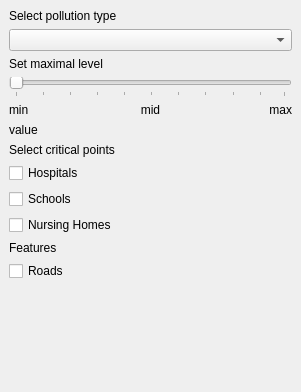
sticx/Air-pollution-Rotterdam, file plugins/PluginForAirqInRotterdam/airq_rotterdam_dockwidget_base.ui: the form before one commit.
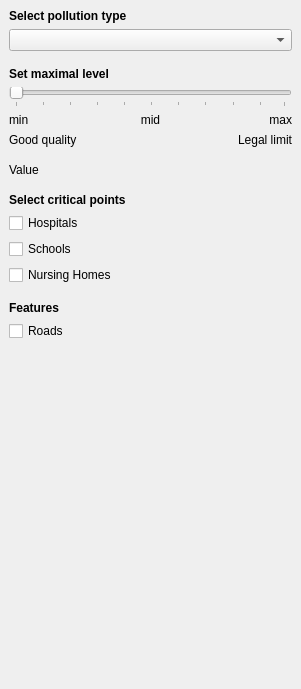
The form after the commit.

```diff
--- a/plugins/PluginForAirqInRotterdam/airq_rotterdam_dockwidget_base.ui
+++ b/plugins/PluginForAirqInRotterdam/airq_rotterdam_dockwidget_base.ui
@@ -7,7 +7,7 @@
     <x>0</x>
     <y>0</y>
     <width>301</width>
-    <height>392</height>
+    <height>689</height>
    </rect>
   </property>
   <property name="windowTitle">
@@ -15,7 +15,24 @@
   </property>
   <widget class="QWidget" name="dockWidgetContents">
    <layout class="QGridLayout" name="gridLayout">
-    <item row="15" column="3">
+    <item row="6" column="3">
+     <widget class="QLabel" name="label_5">
+      <property name="text">
+       <string>Good quality</string>
+      </property>
+     </widget>
+    </item>
+    <item row="6" column="5">
+     <widget class="QLabel" name="label_6">
+      <property name="text">
+       <string>Legal limit</string>
+      </property>
+      <property name="alignment">
+       <set>Qt::AlignRight|Qt::AlignTrailing|Qt::AlignVCenter</set>
+      </property>
+     </widget>
+    </item>
+    <item row="17" column="3">
      <spacer name="verticalSpacer_2">
       <property name="orientation">
        <enum>Qt::Vertical</enum>
@@ -76,6 +93,12 @@
     </item>
     <item row="3" column="3" colspan="3">
      <widget class="QLabel" name="label_3">
+      <property name="font">
+       <font>
+        <weight>75</weight>
+        <bold>true</bold>
+       </font>
+      </property>
       <property name="text">
        <string>Set maximal level</string>
       </property>
@@ -83,40 +106,52 @@
     </item>
     <item row="0" column="3" colspan="3">
      <widget class="QLabel" name="label_2">
+      <property name="font">
+       <font>
+        <weight>75</weight>
+        <bold>true</bold>
+       </font>
+      </property>
       <property name="text">
        <string>Select pollution type</string>
       </property>
      </widget>
     </item>
-    <item row="6" column="3" colspan="3">
+    <item row="8" column="3" colspan="3">
      <widget class="QLabel" name="labelCurrentValue">
       <property name="text">
-       <string>value</string>
+       <string>Value</string>
       </property>
      </widget>
     </item>
-    <item row="14" column="3" colspan="3">
+    <item row="16" column="3" colspan="3">
      <widget class="QCheckBox" name="checkBoxRoads">
       <property name="text">
        <string>Roads</string>
       </property>
      </widget>
     </item>
-    <item row="13" column="3" colspan="3">
+    <item row="15" column="3" colspan="3">
      <widget class="QLabel" name="label_4">
+      <property name="font">
+       <font>
+        <weight>75</weight>
+        <bold>true</bold>
+       </font>
+      </property>
       <property name="text">
        <string>Features</string>
       </property>
      </widget>
     </item>
-    <item row="9" column="3" colspan="3">
+    <item row="11" column="3" colspan="3">
      <widget class="QCheckBox" name="checkBoxHospitals">
       <property name="text">
        <string>Hospitals</string>
       </property>
      </widget>
     </item>
-    <item row="10" column="3" colspan="3">
+    <item row="12" column="3" colspan="3">
      <widget class="QCheckBox" name="checkBoxSchools">
       <property name="text">
        <string>Schools</string>
@@ -129,20 +164,54 @@
       </property>
      </widget>
     </item>
-    <item row="11" column="3" colspan="3">
+    <item row="13" column="3" colspan="3">
      <widget class="QCheckBox" name="checkBoxNursingHomes">
       <property name="text">
        <string>Nursing Homes</string>
       </property>
      </widget>
     </item>
-    <item row="8" column="3" colspan="3">
+    <item row="10" column="3" colspan="3">
      <widget class="QLabel" name="label">
+      <property name="font">
+       <font>
+        <weight>75</weight>
+        <bold>true</bold>
+       </font>
+      </property>
       <property name="text">
        <string>Select critical points</string>
       </property>
      </widget>
     </item>
+    <item row="7" column="3">
+     <layout class="QVBoxLayout" name="verticalLayout">
+      <property name="bottomMargin">
+       <number>10</number>
+      </property>
+     </layout>
+    </item>
+    <item row="9" column="3">
+     <layout class="QVBoxLayout" name="verticalLayout_2">
+      <property name="bottomMargin">
+       <number>10</number>
+      </property>
+     </layout>
+    </item>
+    <item row="14" column="3">
+     <layout class="QVBoxLayout" name="verticalLayout_3">
+      <property name="bottomMargin">
+       <number>10</number>
+      </property>
+     </layout>
+    </item>
+    <item row="2" column="3">
+     <layout class="QVBoxLayout" name="verticalLayout_4">
+      <property name="bottomMargin">
+       <number>10</number>
+      </property>
+     </layout>
+    </item>
    </layout>
   </widget>
  </widget>
```
